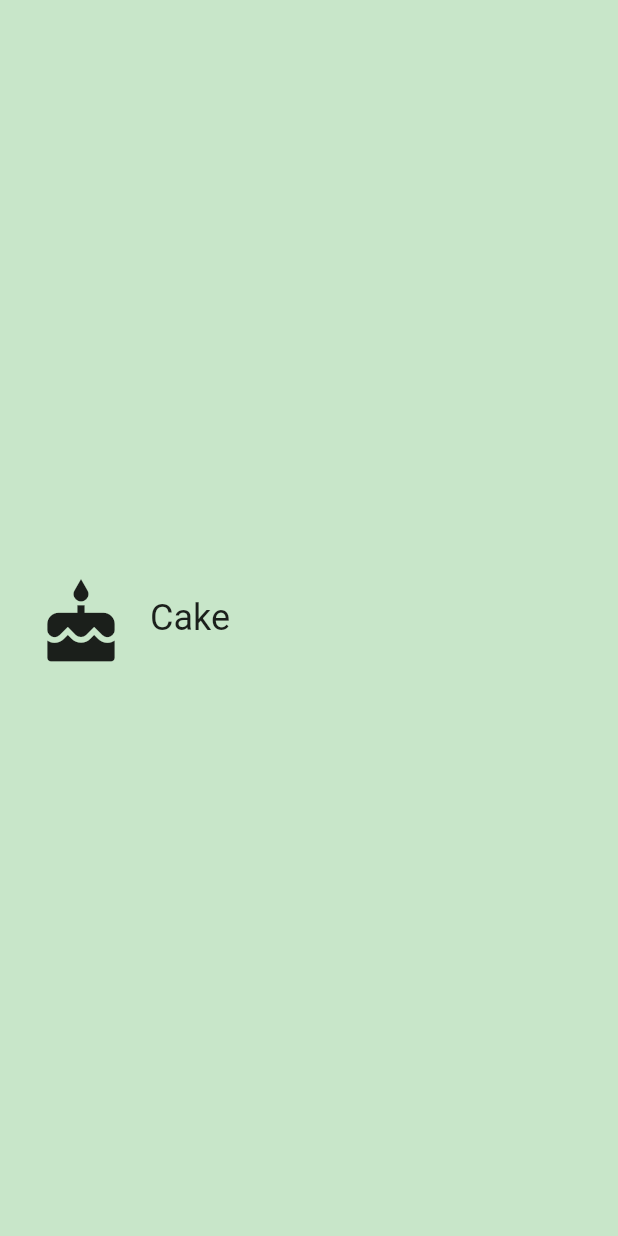
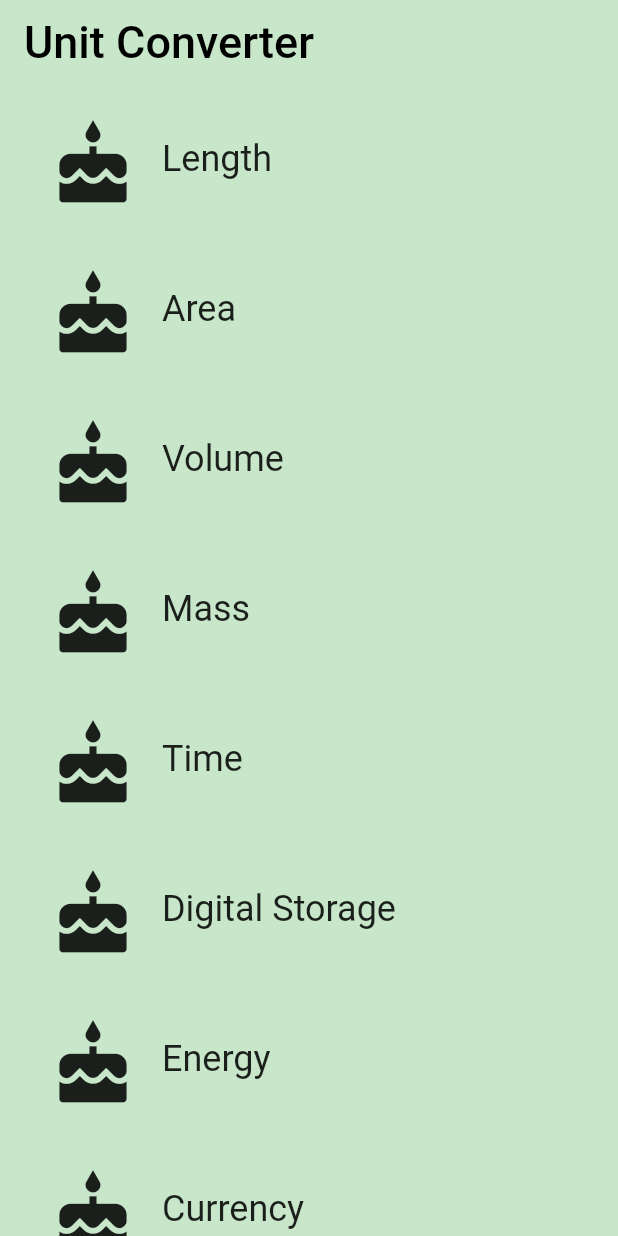
Before and after one commit to djkovrik/Udacity-UnitConverter, a Flutter app: the screen it shows after launch, on a phone screen of 412 x 824 dp. Run offline on Flutter 3.47's test engine with Material 2 defaults, Android fonts, the phone set to English and light mode, and no system bars.

Commit message:
Task 03: Categories

```diff
--- /dev/null
+++ b/lib/category_route.dart
@@ -0,0 +1,73 @@
+import 'package:flutter/material.dart';
+import 'package:udacity_unit_converter/category.dart';
+
+final _backgroundColor = Colors.green[100];
+
+class CategoryRoute extends StatelessWidget {
+  const CategoryRoute();
+
+  static const _categoryNames = <String>[
+    'Length',
+    'Area',
+    'Volume',
+    'Mass',
+    'Time',
+    'Digital Storage',
+    'Energy',
+    'Currency',
+  ];
+
+  static const _baseColors = <Color>[
+    Colors.teal,
+    Colors.orange,
+    Colors.pinkAccent,
+    Colors.blueAccent,
+    Colors.yellow,
+    Colors.greenAccent,
+    Colors.purpleAccent,
+    Colors.red,
+  ];
+
+  Widget _buildCategoryWidgets(List<Widget> categories) {
+    return ListView.builder(
+      itemBuilder: (BuildContext context, int index) => categories[index],
+      itemCount: categories.length,
+    );
+  }
+
+  @override
+  Widget build(BuildContext context) {
+    final categories = <Category>[];
+
+    for (var i = 0; i < _categoryNames.length; i++) {
+      categories.add(Category(
+        name: _categoryNames[i],
+        color: _baseColors[i],
+        iconLocation: Icons.cake,
+      ));
+    }
+
+    final listView = Container(
+      color: _backgroundColor,
+      padding: EdgeInsets.symmetric(horizontal: 8.0),
+      child: _buildCategoryWidgets(categories),
+    );
+
+    final appBar = AppBar(
+      elevation: 0.0,
+      backgroundColor: _backgroundColor,
+      title: Text(
+        "Unit Converter",
+        style: TextStyle(
+          color: Colors.black,
+          fontSize: 30.0,
+        ),
+      ),
+    );
+
+    return Scaffold(
+      appBar: appBar,
+      body: listView,
+    );
+  }
+}
--- a/lib/main.dart
+++ b/lib/main.dart
@@ -1,10 +1,5 @@
 import 'package:flutter/material.dart';
-import 'package:udacity_unit_converter/category.dart';
-
-// DONE: Pass this information into your custom [Category] widget
-const _categoryName = 'Cake';
-const _categoryIcon = Icons.cake;
-const _categoryColor = Colors.green;
+import 'package:udacity_unit_converter/category_route.dart';
 
 void main() {
   runApp(UnitConverterApp());
@@ -19,11 +14,7 @@ class UnitConverterApp extends StatelessWidget {
       home: Scaffold(
         backgroundColor: Colors.green[100],
         body: Center(
-          child: Category(
-            name: _categoryName,
-            color: _categoryColor,
-            iconLocation: _categoryIcon,
-          ),
+          child: CategoryRoute(),
         ),
       ),
     );
```
